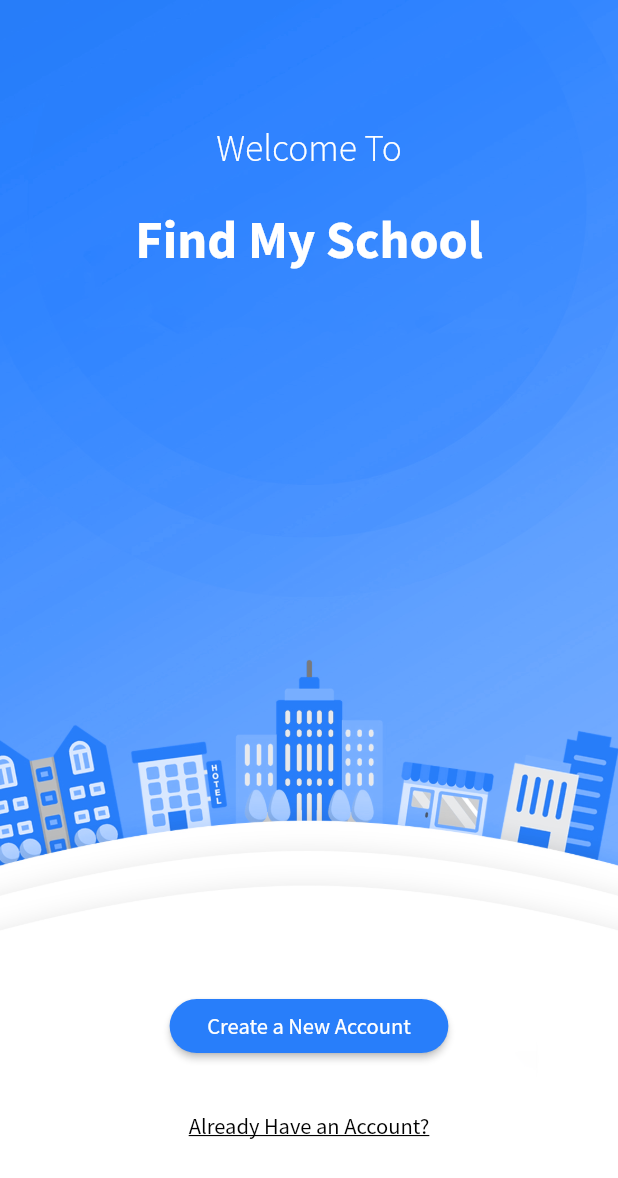
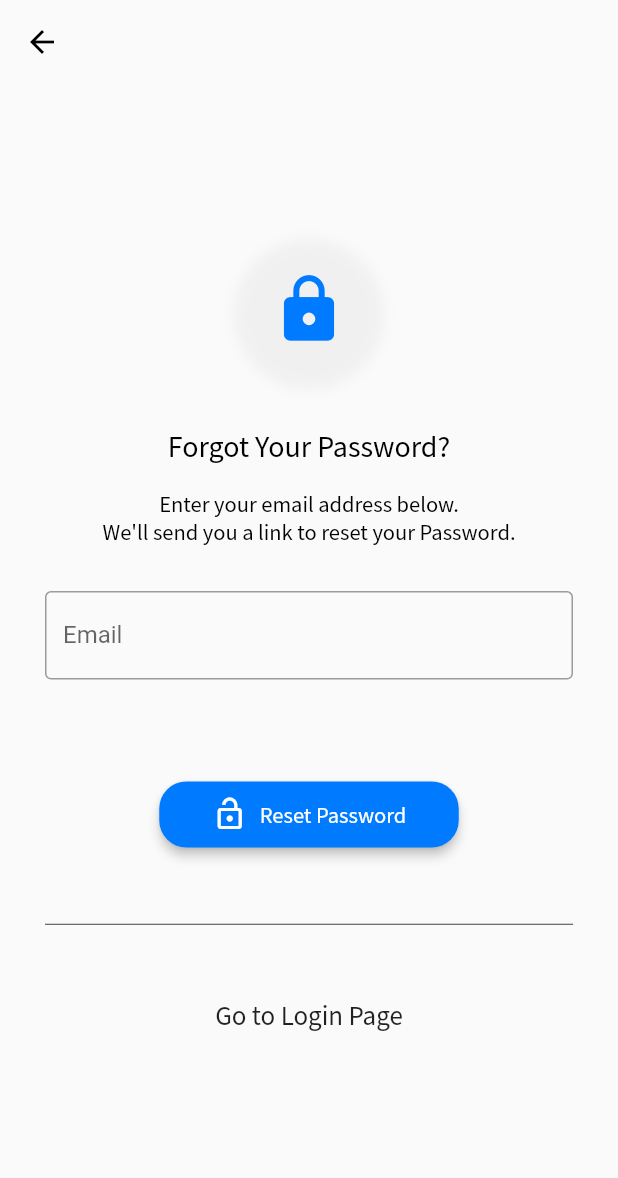
Before and after one commit to faseeh1999/FindMySchool, a Flutter app: the LoginScreen screen opened directly, after a tap on "Login Wth Email", after a tap on "Forgot Your Password?", on a phone screen of 412 x 824 dp. Shown: the top 1178 px of the screen. Run offline on Flutter 3.47's test engine with Material 2 defaults, Android fonts, the phone set to English and light mode, and no system bars; our stand-ins replace animated_text_kit, bottom_navy_bar, cloud_firestore, firebase_auth, firebase_core, form_validator and 4 more; accounts and stored records are empty.

Commit message:
Forgot Password
Forgot Password Screen Added & Routing of application Updated.

```diff
--- /dev/null
+++ b/lib/screens/forgotPassword.dart
@@ -0,0 +1,161 @@
+import 'package:FindMySchool/screens/login.dart';
+import 'package:FindMySchool/screens/welcome.dart';
+import 'package:FindMySchool/theme/colors.dart';
+import 'package:FindMySchool/theme/text.dart';
+import 'package:flutter/material.dart';
+import 'package:form_validator/form_validator.dart';
+import 'package:page_transition/page_transition.dart';
+
+class ForgotPassword extends StatefulWidget {
+
+  @override
+  _ForgotPasswordState createState() => _ForgotPasswordState();
+}
+
+class _ForgotPasswordState extends State<ForgotPassword> {
+  GlobalKey<FormState> _form = GlobalKey<FormState>();
+
+  final TextEditingController _email = TextEditingController();
+  bool _validate() {
+    return _form.currentState.validate();
+  }
+
+
+  final validateEmail = ValidationBuilder()
+      .required("This Field is Required")
+      .email()
+      .maxLength(50)
+      .build();
+
+  @override
+  Widget build(BuildContext context) {
+    Size size = MediaQuery.of(context).size;
+    return Scaffold(
+      appBar: AppBar(
+        iconTheme: IconThemeData(color: Colors.black),
+        elevation: 0.0,
+        backgroundColor: Colors.transparent,
+      ),
+      body: Center(
+        child: SingleChildScrollView(
+          child: Column(
+            mainAxisAlignment: MainAxisAlignment.start,
+            crossAxisAlignment: CrossAxisAlignment.center,
+            children: [
+
+              Container(
+                padding: EdgeInsets.all(20.0),
+                decoration: BoxDecoration(
+                  color: Colors.transparent,
+                  boxShadow: [
+                    BoxShadow(
+                      color: Colors.grey[200].withOpacity(0.8),
+                      spreadRadius: 5,
+                      blurRadius: 7,
+                      offset: Offset(0, 3), // changes position of shadow
+                    ),
+                  ],
+                  shape: BoxShape.circle,
+                ),
+                child: Icon(
+                  Icons.lock,
+                  color: iconColor,
+                  size: 50.0,
+                ),
+              ),
+              SizedBox(
+                height: size.height * 0.04,
+              ),
+              Text(
+                "Forgot Your Password?",
+                style: TextStyle(fontFamily: 'ss', fontSize: 20,color: Colors.black),
+              ),
+              SizedBox(
+                height: size.height * 0.02,
+              ),
+              Text(
+                "Enter your email address below.",
+                style: TextStyle(fontFamily: 'ss', fontSize: 15,color: Colors.black),
+              ),
+              //We'll send you a link to reset your Password.
+              Text(
+                "We'll send you a link to reset your Password.",
+                style: TextStyle(fontFamily: 'ss', fontSize: 15,color: Colors.black),
+              ),
+
+              // Login Form Starts from here.
+              Padding(
+                padding: EdgeInsets.all(30.0),
+                child: Form(
+                  key: _form,
+                  child: Column(
+                    children: [
+                      TextFormField(
+                        controller: _email,
+                        autovalidateMode: AutovalidateMode.onUserInteraction,
+                        validator: validateEmail,
+                        decoration: InputDecoration(
+                            labelText: "Email", border: OutlineInputBorder()),
+                      ),
+                      SizedBox(height: size.height * 0.04),
+
+                      SizedBox(height: size.height * 0.04),
+                      RaisedButton.icon(
+                        elevation: 3.0,
+                        onPressed: () {
+                          if (_validate() == true) {
+
+                          }
+                        },
+                        shape: RoundedRectangleBorder(
+                            borderRadius:
+                            BorderRadius.all(Radius.circular(18.0))),
+                        label: Text(
+                          'Reset Password',
+                          style: ButtonTextStyle,
+                        ),
+                        icon: Icon(
+                          Icons.lock_open_outlined,
+                          color: Colors.white,
+                        ),
+                        textColor: Colors.white,
+                        splashColor: Colors.blueAccent,
+                        color: buttonColor,
+                        padding: EdgeInsets.only(left: 35.0, right: 35.0, top: 10.0, bottom: 10.0),
+                      ),
+                      SizedBox(height: size.height * 0.01),
+
+                      SizedBox(height: size.height * 0.01),
+
+                      SizedBox(height: size.height * 0.03),
+                      Divider(
+                        color: Colors.grey[800],
+                      ),
+                      SizedBox(height: size.height * 0.05),
+                      GestureDetector(
+                          onTap: () {
+                            Navigator.pushAndRemoveUntil(
+                                context,
+                                PageTransition(
+                                    type: PageTransitionType.fade,
+                                    duration: Duration(milliseconds: 500),
+                                    child: LoginScreen()),(route) => false);
+                          },
+                          child: Text(
+                            "Go to Login Page",
+                            style: TextStyle(
+                                fontSize: 18,
+                                fontFamily: 'ss',
+                                ),
+                          )),
+                    ],
+                  ),
+                ),
+              )
+            ],
+          ),
+        ),
+      ),
+    );
+  }
+}
--- a/lib/screens/login.dart
+++ b/lib/screens/login.dart
@@ -13,6 +13,8 @@ import 'package:page_transition/page_transition.dart';
 
 import 'dashboard.dart';
 import 'package:google_sign_in/google_sign_in.dart';
+
+import 'forgotPassword.dart';
 
 class LoginScreen extends StatefulWidget {
   @override
@@ -353,7 +355,7 @@ class _LoginScreenState extends State<LoginScreen> {
                                   PageTransition(
                                       type: PageTransitionType.fade,
                                       duration: Duration(milliseconds: 500),
-                                      child: WelcomeScreen()));
+                                      child: ForgotPassword()));
                             },
                             child: Text(
                               "Forgot Your Password?",
--- a/lib/screens/welcome.dart
+++ b/lib/screens/welcome.dart
@@ -83,7 +83,7 @@ class WelcomeScreen extends StatelessWidget {
                   splashColor: Colors.blue[200],
                   hoverElevation: 8.0,
                   hoverColor: Colors.green,
-                  padding: EdgeInsets.only(left: 25.0, right: 25.0),
+                    padding: EdgeInsets.only(left: 35.0, right: 35.0, top: 10.0, bottom: 10.0),
                   shape: RoundedRectangleBorder(
                     borderRadius: BorderRadius.circular(18.0),
                   ),
```
Also changed, not shown: lib/screens/dashboard.dart (line endings or trailing spaces).
